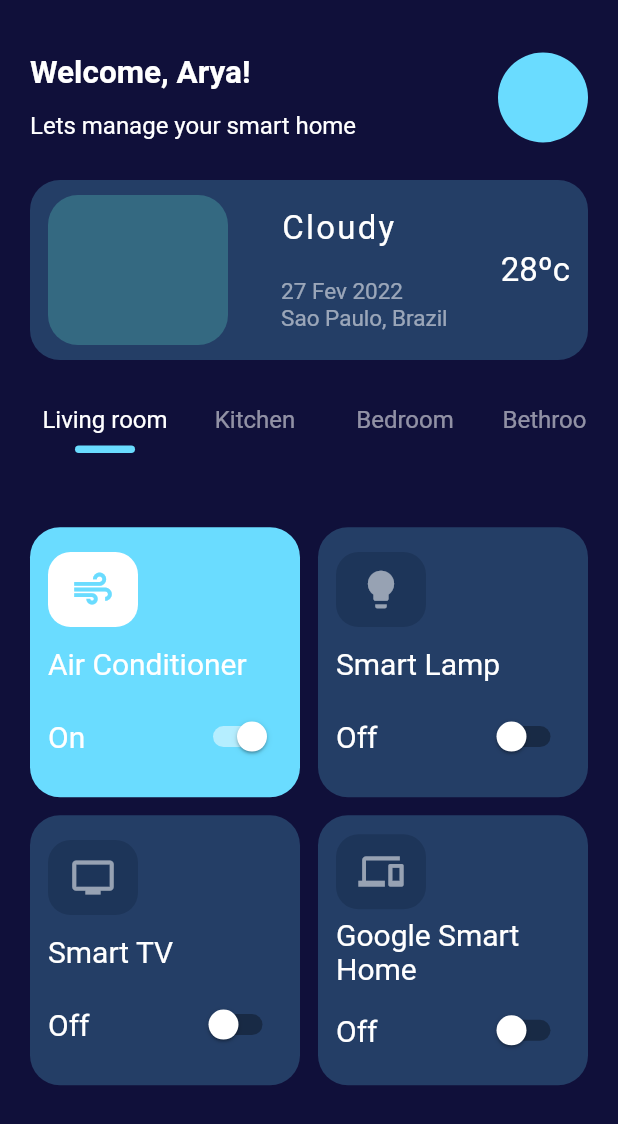
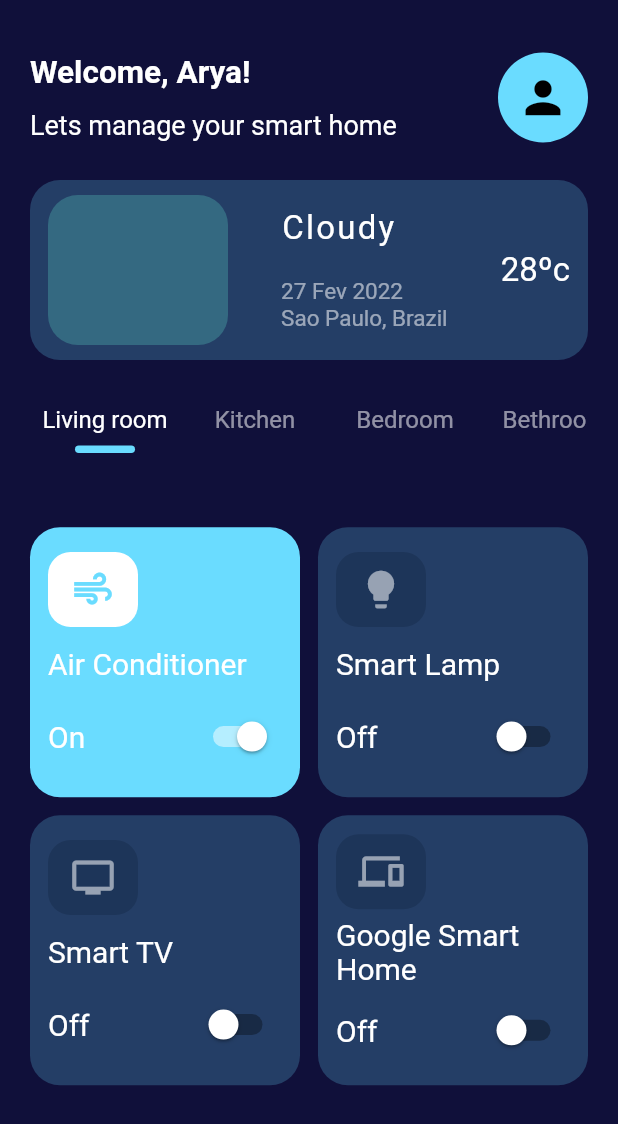
Before and after one commit to KaicFC/smart_home_ui, a Flutter app: the screen it shows after launch, after a tap on "Get Started", on a phone screen of 412 x 824 dp. Shown: the top 1124 px of the screen. Run offline on Flutter 3.47's test engine with Material 2 defaults, Android fonts, the phone set to English and light mode, and no system bars.

```diff
--- a/lib/splash_page.dart
+++ b/lib/splash_page.dart
@@ -25,9 +25,13 @@ class _SplashPageState extends State<SplashPage> {
                 decoration: BoxDecoration(
                   color: Color.fromARGB(255, 106, 220, 255),
                   borderRadius: BorderRadius.circular(20),
+                  image: DecorationImage(
+                    image: AssetImage('assets/images/home.jpg'),
+                    fit: BoxFit.cover,
+                  ),
                 ),
               ),
-              SizedBox(height: 30),
+              SizedBox(height: 60),
               const Text(
                 'Sweet & Smart Home',
                 style: TextStyle(
@@ -35,7 +39,7 @@ class _SplashPageState extends State<SplashPage> {
                   color: Colors.white,
                 ),
               ),
-              SizedBox(height: 30),
+              SizedBox(height: 15),
               const Padding(
                 padding: EdgeInsets.symmetric(horizontal: 50),
                 child: Text(
@@ -47,7 +51,7 @@ class _SplashPageState extends State<SplashPage> {
                   ),
                 ),
               ),
-              SizedBox(height: 40),
+              SizedBox(height: 60),
               InkWell(
                 splashColor: Colors.red,
                 onTap: () => Navigator.push(
@@ -57,7 +61,7 @@ class _SplashPageState extends State<SplashPage> {
                   ),
                 ),
                 child: Container(
-                  height: 75,
+                  height: 70,
                   decoration: BoxDecoration(
                     borderRadius: BorderRadius.circular(20),
                     color: Color.fromARGB(255, 106, 220, 255),
@@ -134,7 +138,7 @@ class _HomePageState extends State<HomePage> {
               Text(
                 'Lets manage your smart home',
                 style: TextStyle(
-                  fontSize: 16,
+                  fontSize: 18,
                   color: Colors.white,
                 ),
               ),
@@ -143,6 +147,12 @@ class _HomePageState extends State<HomePage> {
           CircleAvatar(
             backgroundColor: Color.fromARGB(255, 106, 220, 255),
             radius: 30,
+            child: Center(
+                child: Icon(
+              Icons.person,
+              color: Colors.black,
+              size: 35,
+            )),
           ),
         ],
       ),
```
Also changed, not shown: pubspec.yaml (+2 -62 lines), assets/images/home.jpg (added), assets/images/home_one.jpg (added), 3 other files.
